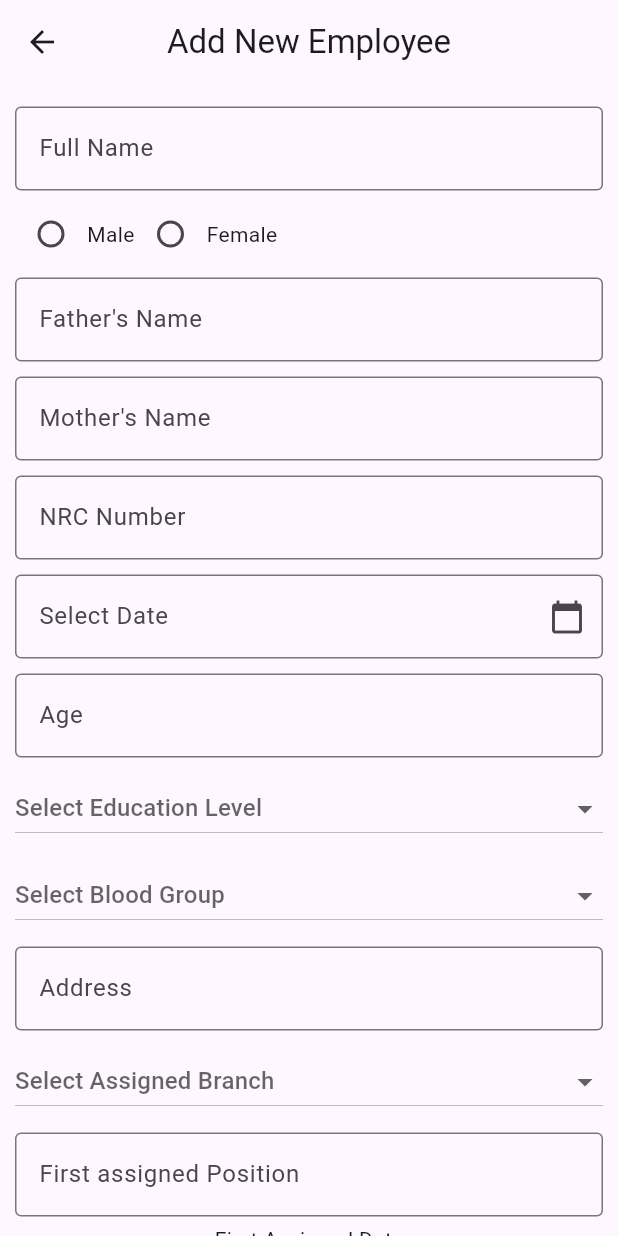
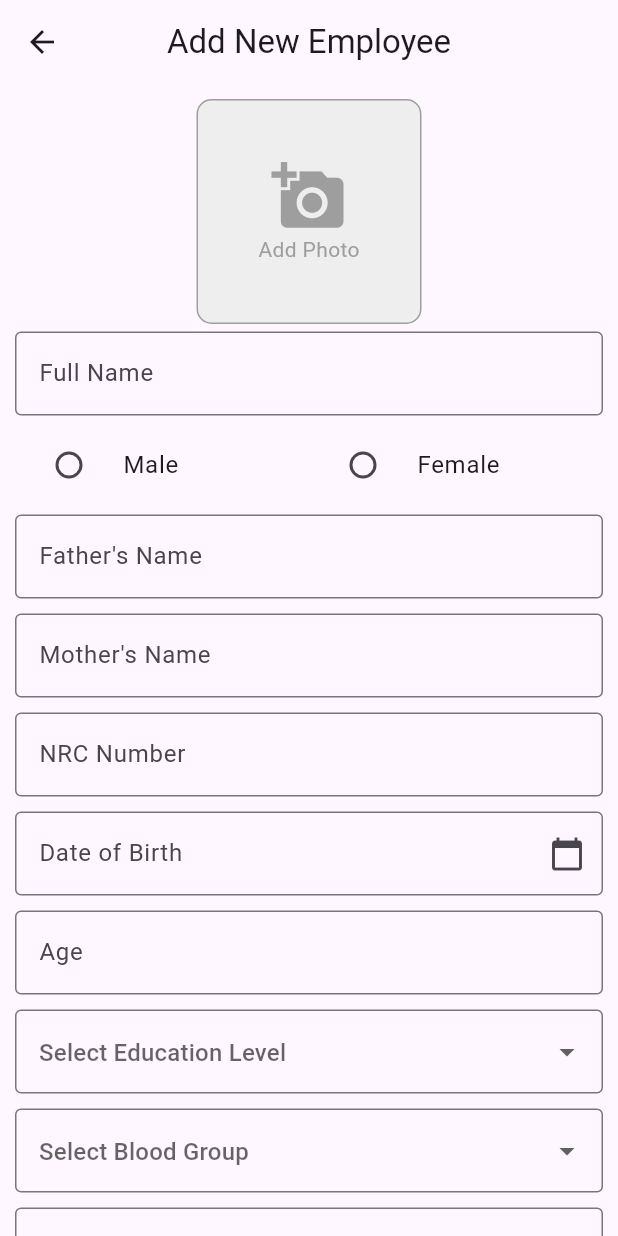
Before and after one commit to PhyoeKyawThan/mee_yatt_htar, a Flutter app: the AddEmployeeScreen screen opened directly, on a phone screen of 412 x 824 dp. Run offline on Flutter 3.47's test engine with Material 3 defaults, Android fonts, the light colour scheme and no system bars; our stand-ins replace image_picker, sqflite; accounts and stored records are empty.

Commit message:
add: image picker

```diff
--- a/lib/screens/add_employee.dart
+++ b/lib/screens/add_employee.dart
@@ -1,8 +1,36 @@
+import 'dart:io';
+
 import 'package:flutter/material.dart';
-import 'package:intl/intl.dart'; // Required for DateFormat
-import 'package:mee_yatt_htar/helpers/assets.dart';
-// Assuming your project structure uses a package path for the database helper
-import 'package:mee_yatt_htar/helpers/employee.dart';
+import 'package:intl/intl.dart';
+import 'package:image_picker/image_picker.dart';
+// Note: You must ensure 'mee_yatt_htar/helpers/assets.dart'
+// and 'mee_yatt_htar/helpers/employee.dart' are available in your project.
+// For this example to run without errors, these package imports are assumed to exist.
+
+// Placeholder data structures (since real ones aren't provided)
+const List<String> educationLevel = [
+  'High School',
+  'Bachelor',
+  'Master',
+  'PhD',
+];
+const List<String> bloodTypes = [
+  'A+',
+  'A-',
+  'B+',
+  'B-',
+  'O+',
+  'O-',
+  'AB+',
+  'AB-',
+];
+const List<String> assignedBranch = ['Branch A', 'Branch B', 'Branch C'];
+const List<String> salaryRange = [
+  '100k-200k',
+  '200k-400k',
+  '400k-600k',
+  '600k+',
+];
 
 class AddEmployeeScreen extends StatefulWidget {
   const AddEmployeeScreen({super.key});
@@ -12,7 +40,6 @@ class AddEmployeeScreen extends StatefulWidget {
 }
 
 class _AddEmployeeScreenState extends State<AddEmployeeScreen> {
-  // Controllers for each field
   final TextEditingController _fullNameController = TextEditingController();
   String? _gender;
   String? _educationLevel;
@@ -40,11 +67,59 @@ class _AddEmployeeScreenState extends State<AddEmployeeScreen> {
 
   DateTime? _selectedDate;
 
-  // Dispose controllers to free up memory
+  File? _imageFile;
+  final _picker = ImagePicker();
+
+  Future<void> _pickImage(ImageSource source) async {
+    final pickedFile = await _picker.pickImage(
+      source: source,
+      maxWidth: 1000,
+      imageQuality: 70,
+    );
+
+    if (pickedFile != null) {
+      if (!mounted) return;
+
+      setState(() {
+        _imageFile = File(pickedFile.path);
+      });
+    }
+  }
+
+  void _showImageSourceDialog() {
+    showModalBottomSheet(
+      context: context,
+      builder: (BuildContext context) {
+        return SafeArea(
+          child: Column(
+            mainAxisSize: MainAxisSize.min,
+            children: <Widget>[
+              ListTile(
+                leading: const Icon(Icons.photo_library),
+                title: const Text('Photo Gallery'),
+                onTap: () {
+                  Navigator.of(context).pop();
+                  _pickImage(ImageSource.gallery);
+                },
+              ),
+              ListTile(
+                leading: const Icon(Icons.camera_alt),
+                title: const Text('Camera'),
+                onTap: () {
+                  Navigator.of(context).pop();
+                  _pickImage(ImageSource.camera);
+                },
+              ),
+            ],
+          ),
+        );
+      },
+    );
+  }
+
   @override
   void dispose() {
     _fullNameController.dispose();
-    // _genderController.dispose();
     _fatherNameController.dispose();
     _motherNameController.dispose();
     _nrcNumberController.dispose();
@@ -61,7 +136,6 @@ class _AddEmployeeScreenState extends State<AddEmployeeScreen> {
     super.dispose();
   }
 
-  // --- Date Picker Logic ---
   Future<void> _selectDate(BuildContext context, int flag) async {
     final DateTime? picked = await showDatePicker(
       context: context,
@@ -71,9 +145,10 @@ class _AddEmployeeScreenState extends State<AddEmployeeScreen> {
     );
 
     if (picked != null && picked != _selectedDate) {
+      if (!mounted) return;
+
       setState(() {
         _selectedDate = picked;
-        // Use DateFormat for robust date string generation
         switch (flag) {
           case 0:
             _dateOfBirthController.text = DateFormat(
@@ -90,6 +165,7 @@ class _AddEmployeeScreenState extends State<AddEmployeeScreen> {
             _currentPositionAssignDateController.text = DateFormat(
               'dd/MM/yyyy',
             ).format(picked);
+            break;
         }
       });
     }
@@ -105,56 +181,8 @@ class _AddEmployeeScreenState extends State<AddEmployeeScreen> {
     return age;
   }
 
-  // --- SQLite Save Logic ---
-  void _saveEmployee() async {
-    // Basic validation
-    if (_fullNameController.text.isEmpty ||
-        _dateOfBirthController.text.isEmpty) {
-      ScaffoldMessenger.of(context).showSnackBar(
-        const SnackBar(
-          content: Text('Full Name and Date of Birth are required.'),
-        ),
-      );
-      return;
-    }
-
-    // Create a new Employee object from the controller values (Employee is imported)
-    // final newEmployee = Employee(
-    //   fullName: _fullNameController.text,
-    //   gender: _gender,
-    //   fatherName: _fatherNameController.text,
-    //   nrcNumber: _nrcNumberController.text,
-    //   dateOfBirth: _dateOfBirthController.text,
-    //   age: int.tryParse(_ageController.text) ?? 0, // Safely parse age
-    //   occupation: _occupationController.text,
-
-    //   remarks: _remarksController.text,
-    // );
-
-    try {
-      // Call the database helper to insert the employee (DatabaseHelper is imported)
-      // int id = await DatabaseHelper.instance.insertEmployee(newEmployee);
-
-      // // Show success message and clear form
-      // _clearFields();
-      // ScaffoldMessenger.of(context).showSnackBar(
-      //   SnackBar(
-      //     content: Text('Employee ${newEmployee.fullName} saved! ID: $id'),
-      //   ),
-      // );
-    } catch (e) {
-      // Show error message
-      print('Database insert failed: $e');
-      ScaffoldMessenger.of(
-        context,
-      ).showSnackBar(SnackBar(content: Text('Failed to save employee: $e')));
-    }
-  }
-
-  // Helper to clear all input fields
   void _clearFields() {
     _fullNameController.clear();
-    // _genderController.clear();
     _fatherNameController.clear();
     _motherNameController.clear();
     _nrcNumberController.clear();
@@ -163,12 +191,19 @@ class _AddEmployeeScreenState extends State<AddEmployeeScreen> {
     _occupationController.clear();
     _addressController.clear();
     _firstAssignedPositionController.clear();
-    _currentPositionController.dispose();
-    _currentPositionAssignDateController.dispose();
+    _firstAssignedDateController.clear();
+    _currentPositionController.clear();
+    _currentPositionAssignDateController.clear();
     _currentSalaryController.clear();
     _remarksController.clear();
     setState(() {
       _selectedDate = null;
+      _imageFile = null;
+      _gender = null;
+      _educationLevel = null;
+      _bloodType = null;
+      _assignedBranch = null;
+      _currentSalaryRange = null;
     });
   }
 
@@ -182,22 +217,67 @@ class _AddEmployeeScreenState extends State<AddEmployeeScreen> {
           child: Column(
             mainAxisAlignment: MainAxisAlignment.start,
             children: [
+              GestureDetector(
+                onTap: _showImageSourceDialog,
+                child: Container(
+                  width: 150,
+                  height: 150,
+                  decoration: BoxDecoration(
+                    color: Colors.grey[200],
+                    borderRadius: BorderRadius.circular(10),
+                    border: Border.all(color: Colors.grey),
+                  ),
+                  child: _imageFile != null
+                      ? ClipRRect(
+                          borderRadius: BorderRadius.circular(10),
+                          child: Image.file(_imageFile!, fit: BoxFit.cover),
+                        )
+                      : const Center(
+                          child: Column(
+                            mainAxisAlignment: MainAxisAlignment.center,
+                            children: [
+                              Icon(
+                                Icons.add_a_photo,
+                                size: 50,
+                                color: Colors.grey,
+                              ),
+                              Text(
+                                'Add Photo',
+                                style: TextStyle(color: Colors.grey),
+                              ),
+                            ],
+                          ),
+                        ),
+                ),
+              ),
               buildTextField(_fullNameController, "Full Name", "Mg Hla Mg"),
-              RadioGroup(
+              Row(
+                children: [
+                  Expanded(
+                    child: RadioListTile<String>(
+                      title: const Text("Male"),
+                      value: "Male",
                       groupValue: _gender,
-                onChanged: (value) {
+                      onChanged: (String? value) {
                         setState(() {
                           _gender = value;
                         });
                       },
-                child: Row(
-                  children: [
-                    Radio<String>(value: "Male"),
-                    const Text("Male"),
-                    Radio<String>(value: "Female"),
-                    const Text("Female"),
+                    ),
+                  ),
+                  Expanded(
+                    child: RadioListTile<String>(
+                      title: const Text("Female"),
+                      value: "Female",
+                      groupValue: _gender,
+                      onChanged: (String? value) {
+                        setState(() {
+                          _gender = value;
+                        });
+                      },
+                    ),
+                  ),
                 ],
-                ),
               ),
               buildTextField(_fatherNameController, "Father's Name", "U Hla"),
               buildTextField(
@@ -210,28 +290,26 @@ class _AddEmployeeScreenState extends State<AddEmployeeScreen> {
                 "NRC Number",
                 "12/KaMaNa(N)123456",
               ),
-              // Date of Birth field
               buildDateField(
                 _dateOfBirthController,
                 "Date of Birth",
                 "DD/MM/YYYY",
                 0,
               ),
-              // Age field (read-only)
               buildTextField(
                 _ageController,
                 "Age",
                 "e.g. 30",
                 isReadOnly: true,
               ),
-
-              // buildDropDownlist(),
               Padding(
                 padding: const EdgeInsets.symmetric(vertical: 5),
-                child: DropdownButton(
+                child: DropdownButtonFormField<String>(
                   value: _educationLevel,
-                  isExpanded: true,
-                  hint: Text("Select Education Level"),
+                  decoration: const InputDecoration(
+                    border: OutlineInputBorder(),
+                    hintText: "Select Education Level",
+                  ),
                   items: educationLevel.map((String item) {
                     return DropdownMenuItem<String>(
                       value: item,
@@ -247,10 +325,12 @@ class _AddEmployeeScreenState extends State<AddEmployeeScreen> {
               ),
               Padding(
                 padding: const EdgeInsets.symmetric(vertical: 5),
-                child: DropdownButton(
+                child: DropdownButtonFormField<String>(
                   value: _bloodType,
-                  hint: Text("Select Blood Group"),
-                  isExpanded: true,
+                  decoration: const InputDecoration(
+                    border: OutlineInputBorder(),
+                    hintText: "Select Blood Group",
+                  ),
                   items: bloodTypes.map((String item) {
                     return DropdownMenuItem<String>(
                       value: item,
@@ -271,10 +351,12 @@ class _AddEmployeeScreenState extends State<AddEmployeeScreen> {
               ),
               Padding(
                 padding: const EdgeInsets.symmetric(vertical: 5),
-                child: DropdownButton(
+                child: DropdownButtonFormField<String>(
                   value: _assignedBranch,
-                  hint: Text("Select Assigned Branch"),
-                  isExpanded: true,
+                  decoration: const InputDecoration(
+                    border: OutlineInputBorder(),
+                    hintText: "Select Assigned Branch",
+                  ),
                   items: assignedBranch.map((String item) {
                     return DropdownMenuItem<String>(
                       value: item,
@@ -293,7 +375,6 @@ class _AddEmployeeScreenState extends State<AddEmployeeScreen> {
                 "First assigned Position",
                 "junior content writer",
               ),
-              const Text("First Assigned Date"),
               buildDateField(
                 _firstAssignedDateController,
                 "First Assigned Date",
@@ -307,10 +388,12 @@ class _AddEmployeeScreenState extends State<AddEmployeeScreen> {
               ),
               Padding(
                 padding: const EdgeInsets.symmetric(vertical: 5),
-                child: DropdownButton(
+                child: DropdownButtonFormField<String>(
                   value: _currentSalaryRange,
-                  hint: Text("Select Salary Range"),
-                  isExpanded: true,
+                  decoration: const InputDecoration(
+                    border: OutlineInputBorder(),
+                    hintText: "Select Salary Range",
+                  ),
                   items: salaryRange.map((String item) {
                     return DropdownMenuItem<String>(
                       value: item,
@@ -319,12 +402,11 @@ class _AddEmployeeScreenState extends State<AddEmployeeScreen> {
                   }).toList(),
                   onChanged: (String? value) {
                     setState(() {
-                      _assignedBranch = value;
+                      _currentSalaryRange = value;
                     });
                   },
                 ),
               ),
-              const Text("Current Position Assigned Date"),
               buildDateField(
                 _currentPositionAssignDateController,
                 "Current Position Assigned Date",
@@ -335,13 +417,20 @@ class _AddEmployeeScreenState extends State<AddEmployeeScreen> {
                 _currentSalaryController,
                 "Current Salary",
                 "eg. 100000",
+                isNumber: true,
               ),
               buildTextField(_remarksController, "Remarks", "Any notes"),
               const SizedBox(height: 20),
               ElevatedButton(
-                // Call the save function on press
-                onPressed: _saveEmployee,
-                child: const Text("Add"),
+                onPressed: () {
+                  // Implement your employee saving logic here
+                },
+                child: const Text("Add Employee"),
+              ),
+              const SizedBox(height: 20),
+              TextButton(
+                onPressed: _clearFields,
+                child: const Text("Clear Fields"),
               ),
             ],
           ),
@@ -350,13 +439,12 @@ class _AddEmployeeScreenState extends State<AddEmployeeScreen> {
     );
   }
 
-  // Generic TextField builder
   Widget buildTextField(
     TextEditingController controller,
     String label,
     String hint, {
     bool isReadOnly = false,
-    bool isNumber = false, // Use this for numerical inputs
+    bool isNumber = false,
   }) {
     return Padding(
       padding: const EdgeInsets.symmetric(vertical: 5),
@@ -373,7 +461,6 @@ class _AddEmployeeScreenState extends State<AddEmployeeScreen> {
     );
   }
 
-  // Specific TextField builder for Date Picker
   Widget buildDateField(
     TextEditingController controller,
     String label,
@@ -384,15 +471,14 @@ class _AddEmployeeScreenState extends State<AddEmployeeScreen> {
       padding: const EdgeInsets.symmetric(vertical: 5),
       child: TextField(
         controller: controller,
-        readOnly: true, // Make the field read-only
-        onTap: () => _selectDate(context, flag), // Launch date picker on tap
-        decoration: const InputDecoration(
-          border: OutlineInputBorder(),
-          labelText: "Select Date",
-          hintText: "DD/MM/YYYY",
-          suffixIcon: Icon(Icons.calendar_today), // Add a calendar icon
+        readOnly: true,
+        onTap: () => _selectDate(context, flag),
+        decoration: InputDecoration(
+          border: const OutlineInputBorder(),
+          labelText: label,
+          hintText: hint,
+          suffixIcon: const Icon(Icons.calendar_today),
         ),
-        // onChanged is intentionally left out for readOnly fields
       ),
     );
   }
--- a/pubspec.yaml
+++ b/pubspec.yaml
@@ -37,6 +37,7 @@ dependencies:
   # The following adds the Cupertino Icons font to your application.
   # Use with the CupertinoIcons class for iOS style icons.
   cupertino_icons: ^1.0.8
+  image_picker: ^1.2.0
 
 dev_dependencies:
   flutter_test:
```
Also changed, not shown: lib/screens/subs/training_records.dart (added, +180 -0 lines), pubspec.lock, 6 other files. Lines whose indentation alone changed are shown as unchanged.
